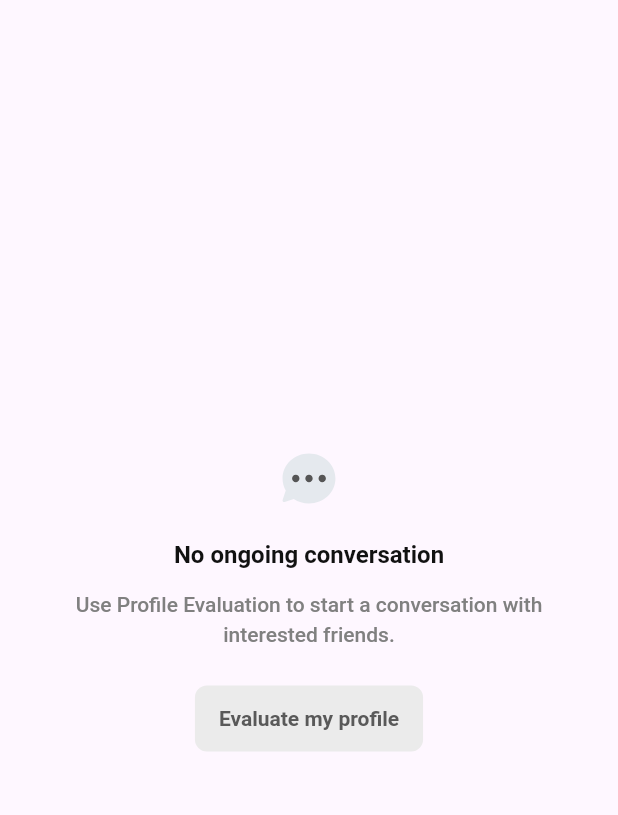
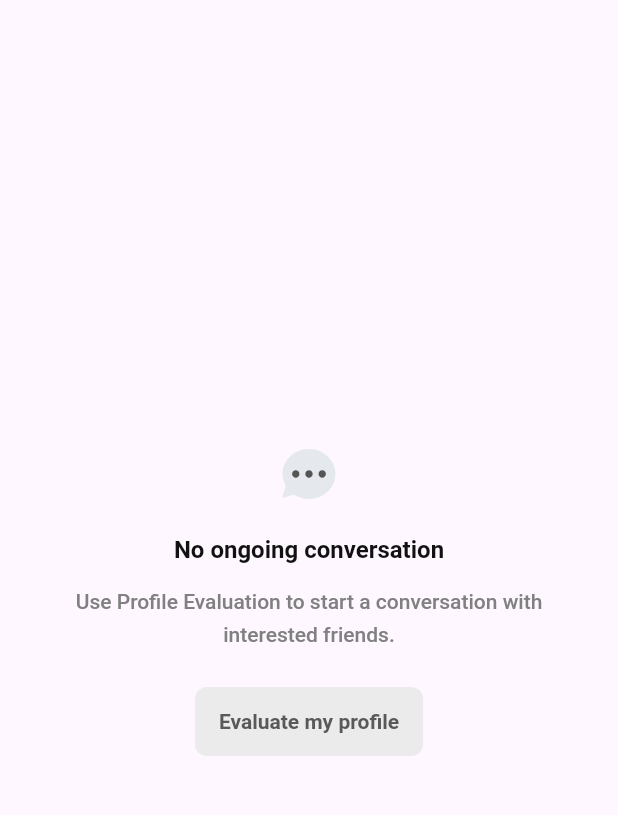
Before and after one commit to nrise/Quantum-Dots, a Flutter app: the EmptyStatesTestScreen screen opened directly, on a phone screen of 412 x 824 dp, the part 63-878 px from its top. Run offline on Flutter 3.47's test engine with Material 3 defaults, Android fonts, the phone set to English and light mode, and no system bars; our stand-ins replace cached_network_image, flutter_bloc, flutter_svg, freezed_annotation, shimmer; network calls fail; Roboto replaces fonts that are missing (PretendardJP).

Commit message:
update font height

```diff
--- a/lib/src/foundation/font.dart
+++ b/lib/src/foundation/font.dart
@@ -16,7 +16,7 @@ const headline24Bold = TextStyle(
   fontWeight: FontWeight.w700,
   fontSize: 24.0,
   letterSpacing: 0,
-  height: 1.33, // 32pt line height
+  height: 1.417, // 34pt line height
   color: Colors.black,
 );
 
@@ -61,7 +61,7 @@ const body16Bold = TextStyle(
   fontWeight: FontWeight.w700,
   fontSize: 16.0,
   letterSpacing: 0,
-  height: 1.375, // 22pt line height
+  height: 1.5, // 24pt line height
   color: Colors.black,
 );
 
@@ -70,7 +70,7 @@ const body16Medium = TextStyle(
   fontWeight: FontWeight.w500,
   fontSize: 16.0,
   letterSpacing: 0,
-  height: 1.375, // 22pt line height
+  height: 1.5, // 24pt line height
   color: Colors.black,
 );
 
@@ -80,7 +80,7 @@ const body14Bold = TextStyle(
   fontSize: 14.0,
 
   letterSpacing: 0,
-  height: 1.4286, // 20pt line height
+  height: 1.5714, // 22pt line height
   color: Colors.black,
 );
 
@@ -89,7 +89,7 @@ const body14Medium = TextStyle(
   fontWeight: FontWeight.w500,
   fontSize: 14.0,
   letterSpacing: 0,
-  height: 1.4286, // 20pt line height
+  height: 1.5714, // 22pt line height
   color: Colors.black,
 );
 
```
